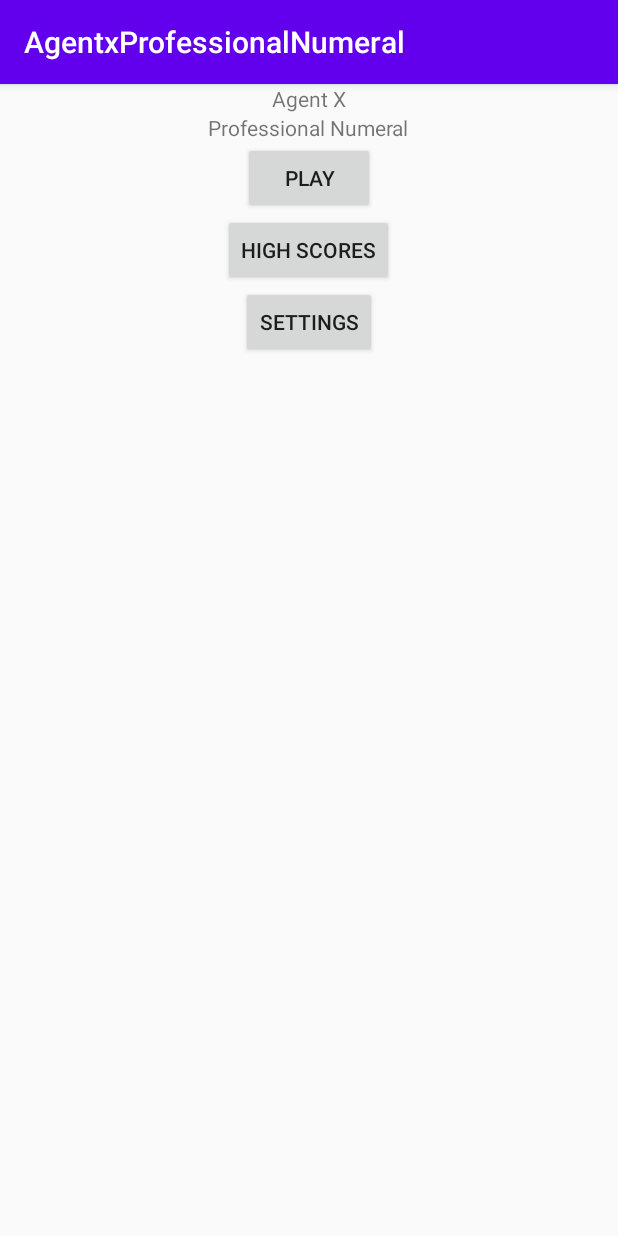
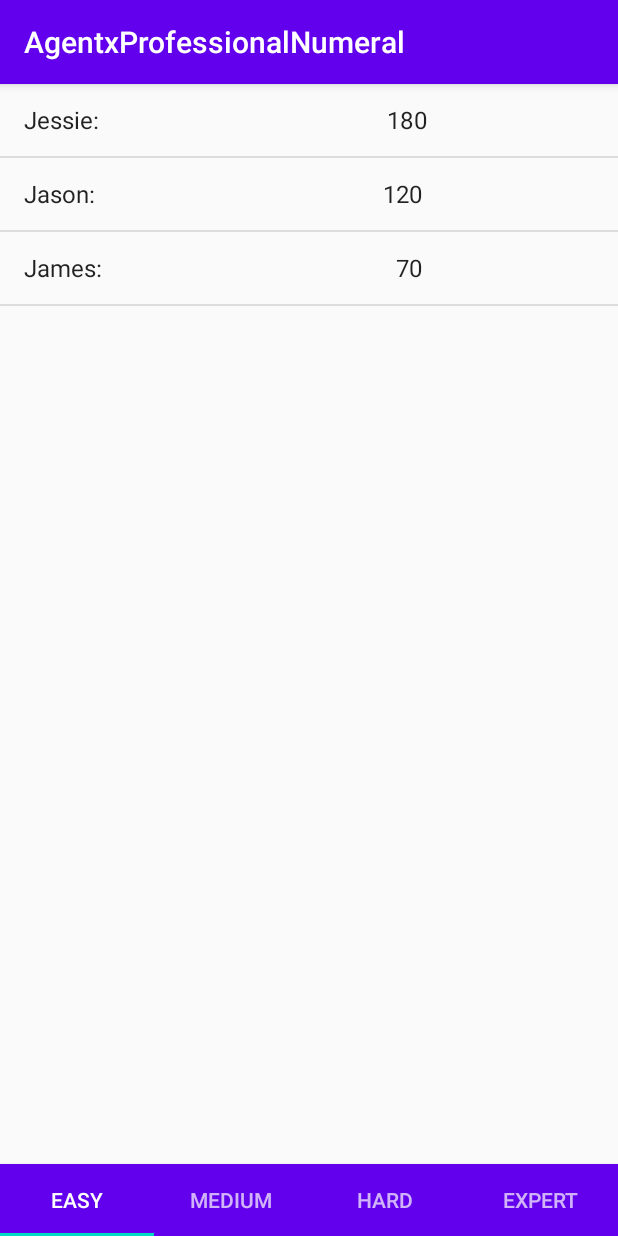
Before and after one commit to ShaneRing11/AgentxProfessionalNumeral, an Android app: the screen it shows after launch (MainActivity before the commit, ScoresActivity after it), after a tap on "HIGH SCORES", on a phone screen of 412 x 824 dp. Run offline under Robolectric (Android 15) with nearby library versions, the phone set to English and light mode, and no system bars.

Commit message:
Add support for recording player scores Add high scores screen

```diff
--- a/app/build.gradle
+++ b/app/build.gradle
@@ -29,8 +29,9 @@ dependencies {
     implementation 'androidx.appcompat:appcompat:1.1.0'
     implementation 'androidx.constraintlayout:constraintlayout:1.1.3'
     implementation 'androidx.legacy:legacy-support-v4:1.0.0'
-    testImplementation 'junit:junit:4.12'
+    testImplementation 'junit:junit:4.13'
     androidTestImplementation 'androidx.test.ext:junit:1.1.1'
     androidTestImplementation 'androidx.test.espresso:espresso-core:3.2.0'
     implementation 'org.twitter4j:twitter4j-core:4.0.7'
+    implementation 'com.google.android.material:material:1.1.0'
 }
--- a/app/src/main/AndroidManifest.xml
+++ b/app/src/main/AndroidManifest.xml
@@ -11,7 +11,8 @@
         android:roundIcon="@mipmap/ic_launcher_round"
         android:supportsRtl="true"
         android:theme="@style/AppTheme">
-        <activity android:name=".SettingsActivity"></activity>
+        <activity android:name=".ScoresActivity"></activity>
+        <activity android:name=".SettingsActivity" />
         <activity android:name=".GameActivity" />
         <activity android:name=".MainActivity">
             <intent-filter>
--- /dev/null
+++ b/app/src/main/java/au/edu/jcu/cp3406/agentxprofessionalnumeral/AgentxDatabaseHelper.java
@@ -0,0 +1,58 @@
+package au.edu.jcu.cp3406.agentxprofessionalnumeral;
+
+import android.content.ContentValues;
+import android.content.Context;
+import android.database.sqlite.SQLiteDatabase;
+import android.database.sqlite.SQLiteOpenHelper;
+
+public class AgentxDatabaseHelper extends SQLiteOpenHelper {
+
+    private static final String DB_NAME = "agentx";
+    private static final int DB_VERSION = 2;
+
+    AgentxDatabaseHelper(Context context) {
+        super(context, DB_NAME, null, DB_VERSION);
+    }
+
+    @Override
+    public void onCreate(SQLiteDatabase db) {
+        updateMyDatabase(db, 0, DB_VERSION);
+    }
+
+    @Override
+    public void onUpgrade(SQLiteDatabase db, int oldVersion, int newVersion) {
+        updateMyDatabase(db, oldVersion, newVersion);
+    }
+
+    private void updateMyDatabase(SQLiteDatabase db, int oldVersion, int newVersion) {
+        // Test data
+        String[] names = new String[] {"James", "Daniel", "Aaron", "Lana", "Alistair", "Jason", "Jessie", "Denice", "Amy"};
+        int[] scores = new int[] {70, 80, 100, 110, 150, 120, 180, 164, 201};
+        String[] difficulties = new String[] {"Easy", "Hard", "Medium", "Expert", "Medium", "Easy", "Easy", "Hard", "Medium"};
+        ContentValues scoreValues;
+
+        if (oldVersion < 1) {
+            db.execSQL("CREATE TABLE SCORES (_id INTEGER PRIMARY KEY AUTOINCREMENT,"
+                    + " NAME TEXT, "
+                    + "SCORE INTEGER, "
+                    + "DIFFICULTY TEXT);");
+            for (int i = 0; i < names.length; ++i) {
+                scoreValues = new ContentValues();
+                scoreValues.put("NAME", names[i]);
+                scoreValues.put("SCORE", scores[i]);
+                scoreValues.put("DIFFICULTY", difficulties[i]);
+                db.insert("SCORES", null, scoreValues);
+            }
+        }
+
+        if (oldVersion == 1) {
+            for (int i = 0; i < names.length; ++ i) {
+                scoreValues = new ContentValues();
+                scoreValues.put("NAME", names[i]);
+                scoreValues.put("SCORE", scores[i]);
+                scoreValues.put("DIFFICULTY", difficulties[i]);
+                db.insert("SCORES", null, scoreValues);
+            }
+        }
+    }
+}
--- a/app/src/main/java/au/edu/jcu/cp3406/agentxprofessionalnumeral/GameOverFragment.java
+++ b/app/src/main/java/au/edu/jcu/cp3406/agentxprofessionalnumeral/GameOverFragment.java
@@ -1,6 +1,11 @@
 package au.edu.jcu.cp3406.agentxprofessionalnumeral;
 
+import android.content.ContentValues;
 import android.content.Context;
+import android.database.sqlite.SQLiteDatabase;
+import android.database.sqlite.SQLiteException;
+import android.database.sqlite.SQLiteOpenHelper;
+import android.os.AsyncTask;
 import android.os.Bundle;
 
 import androidx.fragment.app.Fragment;
@@ -10,6 +15,7 @@ import android.view.LayoutInflater;
 import android.view.View;
 import android.view.ViewGroup;
 import android.widget.Button;
+import android.widget.CheckBox;
 import android.widget.EditText;
 import android.widget.Toast;
 
@@ -60,7 +66,7 @@ public class GameOverFragment extends Fragment {
         submit.setOnClickListener(new View.OnClickListener() {
             @Override
             public void onClick(View v) {
-                // Submit high score, show confirmation message and hide elements
+                new UpdateScoreTask();
             }
         });
         share.setOnClickListener(new View.OnClickListener() {
@@ -106,10 +112,12 @@ public class GameOverFragment extends Fragment {
                     try {
                         twitter.updateStatus(String.format(Locale.getDefault(), getString(R.string.format_tweet),
                                 name.getText().toString(), score, difficulty));
-                        Toast.makeText(getView().getContext(), "Score shared", Toast.LENGTH_SHORT).show();
+                        Log.i("GameOverFragment", "Post successful");
                     } catch (TwitterException ignored) {
                         Log.i("GameOverFragment", "Couldn't post tweet");
                     }
+                } else {
+
                 }
             }
         });
@@ -132,4 +140,39 @@ public class GameOverFragment extends Fragment {
     void setDifficulty(String difficulty) {
         this.difficulty = difficulty;
     }
+
+    private class UpdateScoreTask extends AsyncTask<Integer, Void, Boolean> {
+
+        private ContentValues scoreValues;
+
+        protected void onPreExecute() {
+            scoreValues = new ContentValues();
+            scoreValues.put("NAME", name.getText().toString());
+            scoreValues.put("SCORE", score);
+            scoreValues.put("DIFFICULTY", difficulty);
+        }
+
+        protected Boolean doInBackground(Integer... drinks) {
+            int drinkId = drinks[0];
+            SQLiteOpenHelper agentxDatabaseHelper = new AgentxDatabaseHelper(getContext());
+            try {
+                SQLiteDatabase db = agentxDatabaseHelper.getWritableDatabase();
+                db.insert("SCORES", null, scoreValues);
+                db.close();
+                Log.i("GameOverFragment", "Scare added");
+                return true;
+            } catch (SQLiteException e) {
+                Log.i("GameOverFragment", "Database update failed");
+                return false;
+            }
+        }
+
+        protected void onPostExecute(Boolean success) {
+            if (!success) {
+                Toast toast = Toast.makeText(getContext(),
+                        "Database unavailable", Toast.LENGTH_SHORT);
+                toast.show();
+            }
+        }
+    }
 }
--- a/app/src/main/java/au/edu/jcu/cp3406/agentxprofessionalnumeral/MainActivity.java
+++ b/app/src/main/java/au/edu/jcu/cp3406/agentxprofessionalnumeral/MainActivity.java
@@ -48,6 +48,8 @@ public class MainActivity extends AppCompatActivity {
                 startActivity(intent);
                 break;
             case R.id.highScores:
+                intent = new Intent(this, ScoresActivity.class);
+                startActivity(intent);
                 break;
             case R.id.settings:
                 intent = new Intent(this, SettingsActivity.class);
--- /dev/null
+++ b/app/src/main/java/au/edu/jcu/cp3406/agentxprofessionalnumeral/ScoreFragment.java
@@ -0,0 +1,70 @@
+package au.edu.jcu.cp3406.agentxprofessionalnumeral;
+
+import android.database.Cursor;
+import android.database.SQLException;
+import android.database.sqlite.SQLiteDatabase;
+import android.database.sqlite.SQLiteOpenHelper;
+import android.os.Bundle;
+
+import androidx.fragment.app.Fragment;
+
+import android.view.LayoutInflater;
+import android.view.View;
+import android.view.ViewGroup;
+import android.widget.ArrayAdapter;
+import android.widget.ListView;
+import android.widget.SimpleCursorAdapter;
+import android.widget.Toast;
+
+import java.util.Locale;
+
+
+/**
+ * A simple {@link Fragment} subclass.
+ */
+public class ScoreFragment extends Fragment {
+
+    private String difficulty;
+    private SQLiteDatabase db;
+    private Cursor cursor;
+
+    public ScoreFragment(String difficulty) {
+        this.difficulty = difficulty;
+    }
+
+
+    @Override
+    public View onCreateView(LayoutInflater inflater, ViewGroup container,
+                             Bundle savedInstanceState) {
+        // Inflate the layout for this fragment
+        View view = inflater.inflate(R.layout.fragment_score, container, false);
+        ListView listScores = view.findViewById(R.id.listScores);
+        SQLiteOpenHelper agentxDatabaseHelper = new AgentxDatabaseHelper(getContext());
+        try {
+            db = agentxDatabaseHelper.getReadableDatabase();
+            cursor = db.query("SCORES",
+                    new String[]{"NAME", "SCORE"},
+                    "DIFFICULTY = ?",
+                    new String[]{difficulty}
+                    , null, null,
+                    "SCORE DESC");
+            cursor.moveToFirst();
+            String[] scoresList = new String[cursor.getCount()];
+            for (int i = 0; i < scoresList.length; ++i) {
+                scoresList[i] = String.format("%s: %50d",
+                        cursor.getString(0),
+                        cursor.getInt(1));
+                cursor.moveToNext();
+            }
+            ArrayAdapter<String> scoresAdapter = new ArrayAdapter<String>(getContext(), android.R.layout.simple_list_item_1);
+            scoresAdapter.addAll(scoresList);
+            listScores.setAdapter(scoresAdapter);
+        } catch (SQLException e) {
+            Toast toast = Toast.makeText(getContext(), "Error loading scores", Toast.LENGTH_SHORT);
+            toast.show();
+        }
+        return view;
+    }
+
+
+}
--- /dev/null
+++ b/app/src/main/java/au/edu/jcu/cp3406/agentxprofessionalnumeral/ScoresActivity.java
@@ -0,0 +1,73 @@
+package au.edu.jcu.cp3406.agentxprofessionalnumeral;
+
+import androidx.appcompat.app.AppCompatActivity;
+import androidx.fragment.app.DialogFragment;
+import androidx.fragment.app.Fragment;
+import androidx.fragment.app.FragmentManager;
+import androidx.fragment.app.FragmentPagerAdapter;
+import androidx.viewpager.widget.ViewPager;
+
+import android.os.Bundle;
+import android.widget.ShareActionProvider;
+
+import com.google.android.material.tabs.TabLayout;
+
+public class ScoresActivity extends AppCompatActivity {
+
+    private ShareActionProvider shareActionProvider;
+
+    @Override
+    protected void onCreate(Bundle savedInstanceState) {
+        super.onCreate(savedInstanceState);
+        setContentView(R.layout.activity_scores);
+        SectionsPagerAdapter pagerAdapter = new SectionsPagerAdapter(getSupportFragmentManager());
+        ViewPager pager = findViewById(R.id.pager);
+        pager.setAdapter(pagerAdapter);
+        TabLayout tabLayout = findViewById(R.id.tabs);
+        tabLayout.setupWithViewPager(pager);
+    }
+
+    private class SectionsPagerAdapter extends FragmentPagerAdapter {
+
+        public SectionsPagerAdapter(FragmentManager fm) {
+            super(fm);
+        }
+
+        @Override
+        public int getCount() {
+            return 4;
+        }
+
+        @Override
+        public Fragment getItem(int position) {
+            String[] difficulties = getResources().getStringArray(R.array.difficulties);
+            switch (position) {
+                case 0:
+                    return new ScoreFragment(difficulties[0]);
+                case 1:
+                    return new ScoreFragment(difficulties[1]);
+                case 2:
+                    return new ScoreFragment(difficulties[2]);
+                case 3:
+                    return new ScoreFragment(difficulties[3]);
+            }
+            return null;
+        }
+
+        @Override
+        public CharSequence getPageTitle(int position) {
+            String[] difficulties = getResources().getStringArray(R.array.difficulties);
+            switch (position) {
+                case 0:
+                    return difficulties[0];
+                case 1:
+                    return difficulties[1];
+                case 2:
+                    return difficulties[2];
+                case 3:
+                    return difficulties[3];
+            }
+            return null;
+        }
+    }
+}
--- /dev/null
+++ b/app/src/main/res/layout/activity_scores.xml
@@ -0,0 +1,27 @@
+<?xml version="1.0" encoding="utf-8"?>
+<androidx.coordinatorlayout.widget.CoordinatorLayout
+    xmlns:android="http://schemas.android.com/apk/res/android"
+    xmlns:app="http://schemas.android.com/apk/res-auto"
+    xmlns:tools="http://schemas.android.com/tools"
+    android:layout_width="match_parent"
+    android:layout_height="match_parent"
+    tools:context=".ScoresActivity">
+
+    <androidx.viewpager.widget.ViewPager
+        android:id="@+id/pager"
+        android:layout_width="match_parent"
+        android:layout_height="match_parent" />
+
+    <com.google.android.material.appbar.AppBarLayout
+        android:layout_width="match_parent"
+        android:layout_height="wrap_content"
+        android:theme="@style/ThemeOverlay.AppCompat.Dark.ActionBar"
+        android:layout_gravity="bottom">
+
+        <com.google.android.material.tabs.TabLayout
+            android:id="@+id/tabs"
+            android:layout_width="match_parent"
+            android:layout_height="wrap_content" />
+    </com.google.android.material.appbar.AppBarLayout>
+
+</androidx.coordinatorlayout.widget.CoordinatorLayout>
--- /dev/null
+++ b/app/src/main/res/layout/fragment_score.xml
@@ -0,0 +1,8 @@
+<?xml version="1.0" encoding="utf-8"?>
+<ListView
+    android:id="@+id/listScores"
+    xmlns:android="http://schemas.android.com/apk/res/android"
+    xmlns:tools="http://schemas.android.com/tools"
+    android:layout_width="match_parent"
+    android:layout_height="match_parent"
+    tools:context=".ScoresActivity"/>
```
